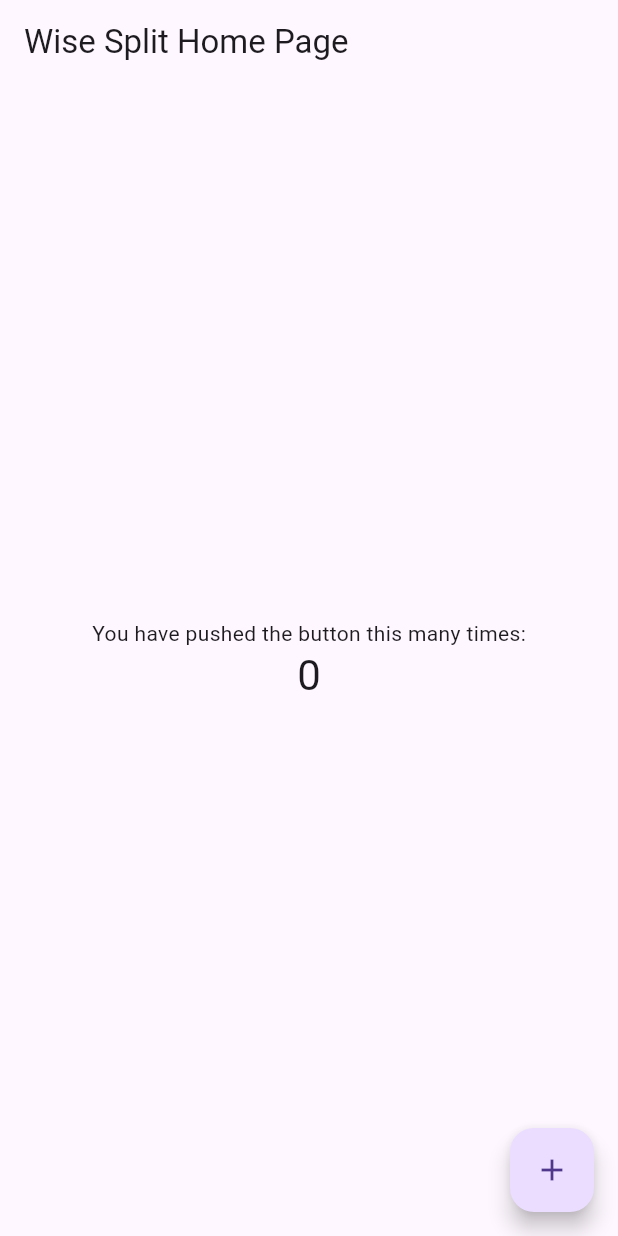
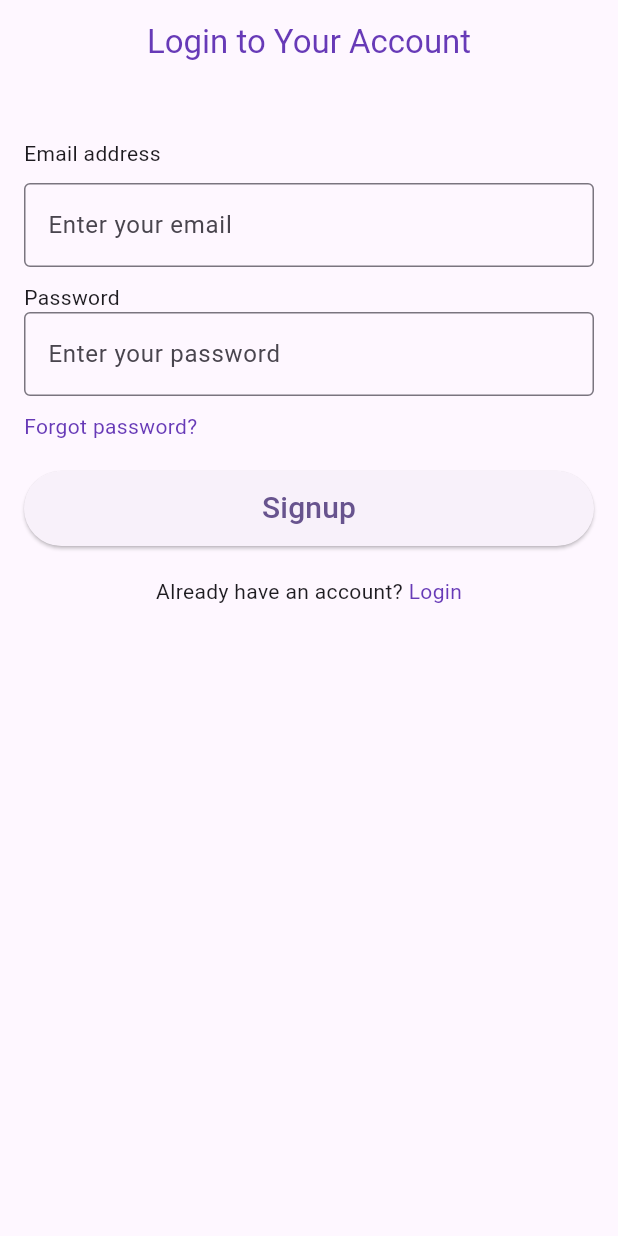
Before and after one commit to dedsec995/wisesplit, a Flutter app: the screen it shows after launch, on a phone screen of 412 x 824 dp. Run offline on Flutter 3.47's test engine with Material 3 defaults, Android fonts, the phone set to English and light mode, and no system bars; our stand-ins replace bloc, firebase_auth, firebase_core, flutter_bloc; accounts and stored records are empty.

```diff
--- /dev/null
+++ b/lib/bloc/authentication_Event.dart
@@ -0,0 +1,23 @@
+part of 'authentication_bloc.dart';
+
+
+
+abstract class AuthenticationEvent {
+  const AuthenticationEvent();
+
+  List<Object> get props => [];
+
+}
+
+class SignUpUser extends AuthenticationEvent {
+  final String email;
+  final String password;
+
+  const SignUpUser(this.email, this.password);
+
+  @override
+  List<Object> get props => [email, password];
+}
+
+
+class SignOut extends AuthenticationEvent {}
--- /dev/null
+++ b/lib/bloc/authentication_state.dart
@@ -0,0 +1,32 @@
+part of 'authentication_bloc.dart';
+
+
+abstract class AuthenticationState {
+  const AuthenticationState();
+
+  List<Object> get props => [];
+}
+
+class AuthenticationInitialState extends AuthenticationState {}
+
+class AuthenticationLoadingState extends AuthenticationState {
+ final bool isLoading;
+
+  AuthenticationLoadingState({required this.isLoading});
+}
+
+class AuthenticationSuccessState extends AuthenticationState {
+  final UserModel user;
+
+  const AuthenticationSuccessState(this.user);
+  @override
+  List<Object> get props => [user];
+}
+class AuthenticationFailureState extends AuthenticationState {
+  final String errorMessage;
+
+  const AuthenticationFailureState(this.errorMessage);
+
+  @override
+  List<Object> get props => [errorMessage];
+}
--- a/lib/main.dart
+++ b/lib/main.dart
@@ -1,6 +1,30 @@
+import 'package:wisesplit/firebase_options.dart';
+import 'package:wisesplit/screens/auth_flow.dart';
+
 import 'package:flutter/material.dart';
 
-void main() => runApp(const MyApp());
+import 'package:firebase_core/firebase_core.dart';
+import 'package:flutter_bloc/flutter_bloc.dart';
+
+import 'bloc/authentication_bloc.dart';
+
+
+// ...
+
+// await Firebase.initializeApp(
+//     options: DefaultFirebaseOptions.currentPlatform,
+// );
+
+void main() async {
+WidgetsFlutterBinding.ensureInitialized();
+await Firebase.initializeApp(
+  options: DefaultFirebaseOptions.currentPlatform
+);
+runApp(
+  BlocProvider(
+  create: (context) => AuthenticationBloc(),
+child: const MyApp()));
+}
 
 class MyApp extends StatelessWidget {
   const MyApp({super.key});
@@ -9,104 +33,73 @@ class MyApp extends StatelessWidget {
   @override
   Widget build(BuildContext context) {
     return MaterialApp(
-      title: 'Wise Split',
+      title: 'Flutter Demo',
+      debugShowCheckedModeBanner: false,
       theme: ThemeData(
-        // This is the theme of your application.
-        //
-        // Try running your application with "flutter run". You'll see the
-        // application has a blue toolbar. Then, without quitting the app, try
-        // changing the primarySwatch below to Colors.green and then invoke
-        // "hot reload" (press "r" in the console where you ran "flutter run",
-        // or press Run > Flutter Hot Reload in a Flutter IDE). Notice that the
-        // counter didn't reset back to zero; the application is not restarted.
-        primarySwatch: Colors.blue,
+
+        colorScheme: ColorScheme.fromSeed(seedColor: Colors.deepPurple),
+        useMaterial3: true,
       ),
-      home: const MyHomePage(title: 'Wise Split Home Page'),
+      home: const AuthenticationFlowScreen()
     );
   }
 }
 
-class MyHomePage extends StatefulWidget {
-  const MyHomePage({super.key, required this.title});
+// class MyApp extends StatelessWidget {
+//   const MyApp({super.key});
+//   @override
+//   Widget build(BuildContext context) {
+//     return MaterialApp(
+//       title: 'Wise Split',
+//       theme: ThemeData(
+//         primarySwatch: Colors.blue,
+//       ),
+//       home: const MyHomePage(title: 'Wise Split Home Page'),
+//     );
+//   }
+// }
 
-  // This widget is the home page of your application. It is stateful, meaning
-  // that it has a State object (defined below) that contains fields that affect
-  // how it looks.
+// class MyHomePage extends StatefulWidget {
+//   const MyHomePage({super.key, required this.title});
+//   final String title;
+//   @override
+//   State<MyHomePage> createState() => _MyHomePageState();
+// }
 
-  // This class is the configuration for the state. It holds the values (in this
-  // case the title) provided by the parent (in this case the App widget) and
-  // used by the build method of the State. Fields in a Widget subclass are
-  // always marked "final".
+// class _MyHomePageState extends State<MyHomePage> {
+//   int _counter = 0;
 
-  final String title;
+//   void _incrementCounter() {
+//     setState(() {
+//       _counter++;
+//     });
+//   }
 
-  @override
-  State<MyHomePage> createState() => _MyHomePageState();
-}
-
-class _MyHomePageState extends State<MyHomePage> {
-  int _counter = 0;
-
-  void _incrementCounter() {
-    setState(() {
-      // This call to setState tells the Flutter framework that something has
-      // changed in this State, which causes it to rerun the build method below
-      // so that the display can reflect the updated values. If we changed
-      // _counter without calling setState(), then the build method would not be
-      // called again, and so nothing would appear to happen.
-      _counter++;
-    });
-  }
-
-  @override
-  Widget build(BuildContext context) {
-    // This method is rerun every time setState is called, for instance as done
-    // by the _incrementCounter method above.
-    //
-    // The Flutter framework has been optimized to make rerunning build methods
-    // fast, so that you can just rebuild anything that needs updating rather
-    // than having to individually change instances of widgets.
-    return Scaffold(
-      appBar: AppBar(
-        // Here we take the value from the MyHomePage object that was created by
-        // the App.build method, and use it to set our appbar title.
-        title: Text(widget.title),
-      ),
-      body: Center(
-        // Center is a layout widget. It takes a single child and positions it
-        // in the middle of the parent.
-        child: Column(
-          // Column is also a layout widget. It takes a list of children and
-          // arranges them vertically. By default, it sizes itself to fit its
-          // children horizontally, and tries to be as tall as its parent.
-          //
-          // Invoke "debug painting" (press "p" in the console, choose the
-          // "Toggle Debug Paint" action from the Flutter Inspector in Android
-          // Studio, or the "Toggle Debug Paint" command in Visual Studio Code)
-          // to see the wireframe for each widget.
-          //
-          // Column has various properties to control how it sizes itself and
-          // how it positions its children. Here we use mainAxisAlignment to
-          // center the children vertically; the main axis here is the vertical
-          // axis because Columns are vertical (the cross axis would be
-          // horizontal).
-          mainAxisAlignment: MainAxisAlignment.center,
-          children: <Widget>[
-            const Text(
-              'You have pushed the button this many times:',
-            ),
-            Text(
-              '$_counter',
-              style: Theme.of(context).textTheme.headlineMedium,
-            ),
-          ],
-        ),
-      ),
-      floatingActionButton: FloatingActionButton(
-        onPressed: _incrementCounter,
-        tooltip: 'Increment',
-        child: const Icon(Icons.add),
-      ), // This trailing comma makes auto-formatting nicer for build methods.
-    );
-  }
-}
+//   @override
+//   Widget build(BuildContext context) {
+//     return Scaffold(
+//       appBar: AppBar(
+//         title: Text(widget.title),
+//       ),
+//       body: Center(
+//         child: Column(
+//           mainAxisAlignment: MainAxisAlignment.center,
+//           children: <Widget>[
+//             const Text(
+//               'You have pushed the button this many times:',
+//             ),
+//             Text(
+//               '$_counter',
+//               style: Theme.of(context).textTheme.headlineMedium,
+//             ),
+//           ],
+//         ),
+//       ),
+//       floatingActionButton: FloatingActionButton(
+//         onPressed: _incrementCounter,
+//         tooltip: 'Increment',
+//         child: const Icon(Icons.add),
+//       ),
+//     );
+//   }
+// }
--- /dev/null
+++ b/lib/models/user.dart
@@ -0,0 +1,10 @@
+class UserModel {
+  final String? id;
+  final String? email;
+  final String? displayName;
+  UserModel({
+    this.id,
+    this.email,
+    this.displayName,
+  });
+}
--- /dev/null
+++ b/lib/screens/auth_flow.dart
@@ -0,0 +1,24 @@
+import 'package:wisesplit/screens/home_screen.dart';
+import 'package:wisesplit/screens/sign_up.dart';
+import 'package:firebase_auth/firebase_auth.dart';
+import 'package:flutter/material.dart';
+
+class AuthenticationFlowScreen extends StatelessWidget {
+  const AuthenticationFlowScreen({super.key});
+  static String id = 'main screen';
+  @override
+  Widget build(BuildContext context) {
+    return Scaffold(
+      body: StreamBuilder<User?>(
+        stream: FirebaseAuth.instance.authStateChanges(),
+        builder: (context, snapshot) {
+          if (snapshot.hasData) {
+            return const HomeScreen();
+          } else {
+            return const SignupScreen();
+          }
+        },
+      ),
+    );
+  }
+}
--- /dev/null
+++ b/lib/screens/sign_up.dart
@@ -0,0 +1,142 @@
+import 'package:wisesplit/screens/home_screen.dart';
+import 'package:flutter/material.dart';
+import 'package:flutter_bloc/flutter_bloc.dart';
+
+import '../bloc/authentication_bloc.dart';
+
+class SignupScreen extends StatefulWidget {
+  static String id = 'login_screen';
+
+  const SignupScreen({
+    Key? key,
+  }) : super(key: key);
+
+  @override
+  State<SignupScreen> createState() => _SignupScreenState();
+}
+
+class _SignupScreenState extends State<SignupScreen> {
+  // Text Controllers
+  final emailController = TextEditingController();
+  final passwordController = TextEditingController();
+
+  @override
+  void dispose() {
+    emailController.dispose();
+    passwordController.dispose();
+    super.dispose();
+  }
+
+  @override
+  Widget build(BuildContext context) {
+    return Scaffold(
+      appBar: AppBar(
+        title: const Text(
+          'Login to Your Account',
+          style: TextStyle(
+            color: Colors.deepPurple,
+          ),
+        ),
+        centerTitle: true,
+      ),
+      body: Padding(
+        padding: const EdgeInsets.all(16.0),
+        child: Column(
+          crossAxisAlignment: CrossAxisAlignment.start,
+          children: [
+            const SizedBox(height: 20),
+            const Text('Email address'),
+            const SizedBox(height: 10),
+            TextFormField(
+              controller: emailController,
+              decoration: const InputDecoration(
+                border: OutlineInputBorder(),
+                hintText: 'Enter your email',
+              ),
+            ),
+            const SizedBox(height: 10),
+            const Text('Password'),
+            TextFormField(
+              controller: passwordController,
+              decoration: const InputDecoration(
+                border: OutlineInputBorder(),
+                hintText: 'Enter your password',
+              ),
+              obscureText: false,
+            ),
+            const SizedBox(height: 10),
+            GestureDetector(
+              onTap: () {},
+              child: const Text(
+                'Forgot password?',
+                style: TextStyle(
+                  color: Colors.deepPurple,
+                ),
+              ),
+            ),
+            const SizedBox(height: 20),
+            BlocConsumer<AuthenticationBloc, AuthenticationState>(
+              listener: (context, state) {
+                if (state is AuthenticationSuccessState) {
+                  Navigator.pushNamedAndRemoveUntil(
+                    context,
+                    HomeScreen.id,
+                    (route) => false,
+                  );
+                } else if (state is AuthenticationFailureState) {
+                  showDialog(
+                      context: context,
+                      builder: (context) {
+                        return const AlertDialog(
+                          content: Text('error'),
+                        );
+                      });
+                }
+              },
+              builder: (context, state) {
+                return SizedBox(
+                  height: 50,
+                  width: double.infinity,
+                  child: ElevatedButton(
+                    onPressed: () {
+                      BlocProvider.of<AuthenticationBloc>(context).add(
+                        SignUpUser(
+                          emailController.text.trim(),
+                          passwordController.text.trim(),
+                        ),
+                      );
+                    },
+                    child:  Text(
+                      state is! AuthenticationLoadingState
+                            ? 'Signup'
+                            : '.......',
+                      style: const TextStyle(
+                        fontSize: 20,
+                      ),
+                    ),
+                  ),
+                );
+              },
+            ),
+            const SizedBox(height: 20),
+            Row(
+              mainAxisAlignment: MainAxisAlignment.center,
+              children: [
+                const Text("Already have an account? "),
+                GestureDetector(
+                  onTap: () {},
+                  child: const Text(
+                    'Login',
+                    style: TextStyle(
+                      color: Colors.deepPurple,
+                    ),
+                  ),
+                )
+              ],
+            ),
+          ],
+        ),
+      ),
+    );
+  }
+}
--- /dev/null
+++ b/lib/services/authentication.dart
@@ -0,0 +1,42 @@
+import 'package:firebase_auth/firebase_auth.dart';
+
+import '../models/user.dart';
+
+class AuthService {
+  final FirebaseAuth _firebaseAuth = FirebaseAuth.instance;
+
+
+  /// create user
+  Future<UserModel?> signUpUser(
+    String email,
+    String password,
+  ) async {
+    try {
+      final UserCredential userCredential =
+          await _firebaseAuth.createUserWithEmailAndPassword(
+        email: email.trim(),
+        password: password.trim(),
+      );
+      final User? firebaseUser = userCredential.user;
+      if (firebaseUser != null) {
+        return UserModel(
+          id: firebaseUser.uid,
+          email: firebaseUser.email ?? '',
+          displayName: firebaseUser.displayName ?? '',
+        );
+      }
+    } on FirebaseAuthException catch (e) {
+      print(e.toString());
+    }
+    return null;
+  }
+
+   ///signOutUser
+   Future<void> signOutUser() async {
+      final User? firebaseUser = FirebaseAuth.instance.currentUser;
+    if (firebaseUser != null) {
+      await FirebaseAuth.instance.signOut();
+    }
+  }
+  // ... (other methods)}
+}
--- a/pubspec.yaml
+++ b/pubspec.yaml
@@ -27,6 +27,11 @@ dependencies:
   # The following adds the Cupertino Icons font to your application.
   # Use with the CupertinoIcons class for iOS style icons.
   cupertino_icons: ^1.0.2
+  firebase_auth: ^4.16.0
+  firebase_core: ^2.24.2
+  google_sign_in: ^6.1.6
+  firebase_ui_auth: ^1.10.0
+  flutter_bloc: ^8.1.3
 
 dev_dependencies:
   flutter_test:
```
Also changed, not shown: lib/bloc/authentication_bloc.dart (added, +46 -0 lines), lib/screens/home_screen.dart (added, +53 -0 lines), lib/firebase_options.dart (added), pubspec.lock.
